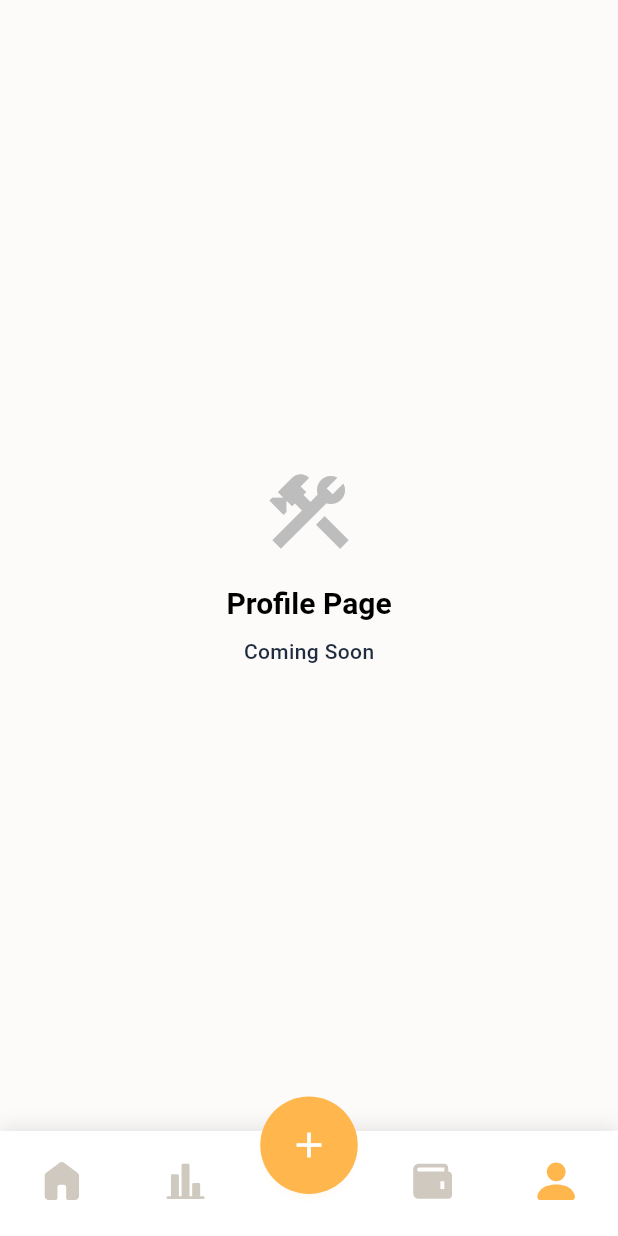
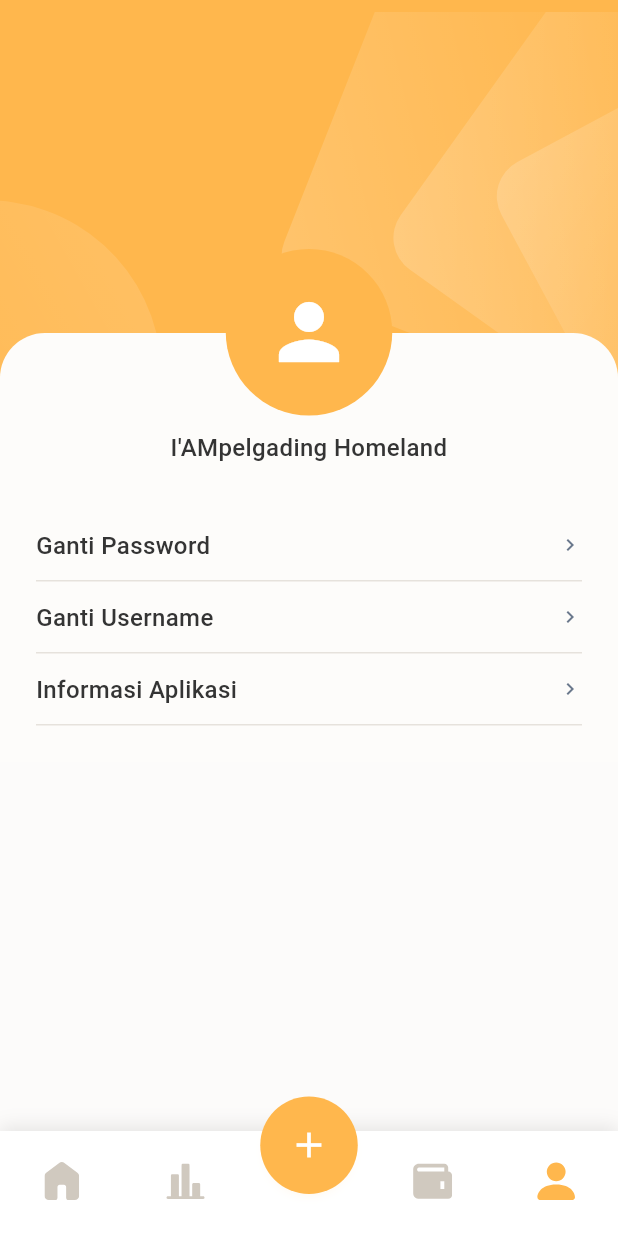
Before and after one commit to Dikaayyy/iampelgading-accountant, a Flutter app: the screen it shows after launch, item 5 of the bottom bar chosen, on a phone screen of 412 x 824 dp. Run offline on Flutter 3.47's test engine with Material 3 defaults, Android fonts, the phone set to English and light mode, and no system bars; drawn by our look-alikes of persistent_bottom_nav_bar; our stand-ins replace flutter_svg; Roboto replaces fonts that are missing (Poppins).

Commit message:
feat(profile): slicing ui

```diff
--- a/lib/core/navigation/app_navigation.dart
+++ b/lib/core/navigation/app_navigation.dart
@@ -2,6 +2,7 @@ import 'package:flutter/material.dart';
 import 'package:iampelgading/core/navigation/custom_bottom_navbar.dart';
 import 'package:iampelgading/features/dashboard/presentation/pages/dashboard_page.dart';
 import 'package:iampelgading/features/financial_records/presentation/pages/financial_records_page.dart';
+import 'package:iampelgading/features/profile/presentation/pages/profile_page.dart';
 
 class AppNavigation extends StatefulWidget {
   const AppNavigation({super.key});
@@ -19,7 +20,7 @@ class _AppNavigationState extends State<AppNavigation> {
         const FinancialRecordsPage(),
         const _PlaceholderPage(title: 'Add Transaction'),
         const _PlaceholderPage(title: 'Wallet'),
-        const _PlaceholderPage(title: 'Profile'),
+        const ProfilePage(),
       ],
     );
   }
--- a/lib/core/navigation/main_navigation.dart
+++ b/lib/core/navigation/main_navigation.dart
@@ -4,6 +4,7 @@ import 'package:iampelgading/core/colors/app_colors.dart';
 import 'package:iampelgading/core/navigation/navigation_service.dart';
 import 'package:iampelgading/features/dashboard/presentation/pages/dashboard_page.dart';
 import 'package:iampelgading/features/financial_records/presentation/pages/financial_records_page.dart';
+import 'package:iampelgading/features/profile/presentation/pages/profile_page.dart';
 
 class MainNavigation extends StatelessWidget {
   const MainNavigation({super.key});
@@ -45,7 +46,7 @@ class MainNavigation extends StatelessWidget {
       const FinancialRecordsPage(),
       const _AddTransactionPage(),
       const _WalletPage(),
-      const _ProfilePage(),
+      const ProfilePage(), // Replace _ProfilePage with ProfilePage
     ];
   }
 
@@ -131,21 +132,3 @@ class _WalletPage extends StatelessWidget {
     );
   }
 }
-
-class _ProfilePage extends StatelessWidget {
-  const _ProfilePage();
-
-  @override
-  Widget build(BuildContext context) {
-    return Scaffold(
-      appBar: AppBar(
-        title: const Text('Profile'),
-        backgroundColor: AppColors.base,
-        foregroundColor: Colors.white,
-      ),
-      body: const Center(
-        child: Text('Halaman Profile', style: TextStyle(fontSize: 18)),
-      ),
-    );
-  }
-}
--- /dev/null
+++ b/lib/features/profile/presentation/pages/profile_page.dart
@@ -0,0 +1,109 @@
+import 'package:flutter/material.dart';
+import 'package:provider/provider.dart';
+import 'package:iampelgading/features/profile/presentation/providers/profile_provider.dart';
+import 'package:iampelgading/features/profile/presentation/widgets/profile_header.dart';
+import 'package:iampelgading/features/profile/presentation/widgets/profile_menu_section.dart';
+import 'package:iampelgading/core/theme/app_text_styles.dart';
+
+class ProfilePage extends StatelessWidget {
+  const ProfilePage({super.key});
+
+  @override
+  Widget build(BuildContext context) {
+    return ChangeNotifierProvider(
+      create: (_) => ProfileProvider(),
+      child: const ProfileView(),
+    );
+  }
+}
+
+class ProfileView extends StatefulWidget {
+  const ProfileView({super.key});
+
+  @override
+  State<ProfileView> createState() => _ProfileViewState();
+}
+
+class _ProfileViewState extends State<ProfileView> {
+  @override
+  Widget build(BuildContext context) {
+    final screenWidth = MediaQuery.of(context).size.width;
+
+    return Scaffold(
+      backgroundColor: const Color(0xFFFCFBFA),
+      body: Consumer<ProfileProvider>(
+        builder: (context, provider, child) {
+          return RefreshIndicator(
+            onRefresh: provider.refreshProfile,
+            child: SingleChildScrollView(
+              physics: const AlwaysScrollableScrollPhysics(),
+              child: SizedBox(
+                width: double.infinity,
+                height: 890,
+                child: Stack(
+                  children: [
+                    ProfileHeader(screenWidth: screenWidth),
+
+                    Positioned(
+                      left: 0,
+                      top: 222,
+                      child: SizedBox(
+                        width: screenWidth,
+                        child: ProfileMenuSection(
+                          onChangePassword: provider.onChangePassword,
+                          onChangeUsername: provider.onChangeUsername,
+                          onAppInfo: provider.onAppInfo,
+                        ),
+                      ),
+                    ),
+
+                    Positioned.fill(
+                      child: Align(
+                        alignment: Alignment.topCenter,
+                        child: Container(
+                          margin: const EdgeInsets.only(top: 166),
+                          child: Column(
+                            mainAxisSize: MainAxisSize.min,
+                            children: [
+                              Container(
+                                width: 111,
+                                height: 111,
+                                decoration: const ShapeDecoration(
+                                  color: Color(0xFFFFB74D),
+                                  shape: OvalBorder(),
+                                ),
+                                child: const Icon(
+                                  Icons.person,
+                                  size: 60,
+                                  color: Colors.white,
+                                ),
+                              ),
+                              const SizedBox(height: 10),
+                              Text(
+                                provider.userName,
+                                style: AppTextStyles.h4.copyWith(
+                                  color: const Color(0xFF343434),
+                                  fontWeight: FontWeight.w500,
+                                ),
+                                textAlign: TextAlign.center,
+                              ),
+                            ],
+                          ),
+                        ),
+                      ),
+                    ),
+
+                    if (provider.isLoading)
+                      const Positioned.fill(
+                        child: Center(child: CircularProgressIndicator()),
+                      ),
+                  ],
+                ),
+              ),
+            ),
+          );
+        },
+      ),
+    );
+  }
+}
--- /dev/null
+++ b/lib/features/profile/presentation/providers/profile_provider.dart
@@ -0,0 +1,43 @@
+import 'package:flutter/material.dart';
+
+class ProfileProvider with ChangeNotifier {
+  bool _isLoading = false;
+  String _userName = 'I\'AMpelgading Homeland';
+  String _profileImageUrl = 'https://placehold.co/111x111';
+
+  bool get isLoading => _isLoading;
+  String get userName => _userName;
+  String get profileImageUrl => _profileImageUrl;
+
+  void updateUserName(String newName) {
+    _userName = newName;
+    notifyListeners();
+  }
+
+  void updateProfileImage(String newImageUrl) {
+    _profileImageUrl = newImageUrl;
+    notifyListeners();
+  }
+
+  Future<void> refreshProfile() async {
+    _isLoading = true;
+    notifyListeners();
+
+    await Future.delayed(const Duration(seconds: 1));
+
+    _isLoading = false;
+    notifyListeners();
+  }
+
+  void onChangePassword() {
+    print('Change password tapped');
+  }
+
+  void onChangeUsername() {
+    print('Change username tapped');
+  }
+
+  void onAppInfo() {
+    print('App info tapped');
+  }
+}
--- /dev/null
+++ b/lib/features/profile/presentation/widgets/profile_header.dart
@@ -0,0 +1,55 @@
+import 'package:flutter/material.dart';
+import 'package:iampelgading/features/dashboard/presentation/widgets/dashboard_header_background.dart';
+
+class ProfileHeader extends StatelessWidget {
+  final double screenWidth;
+
+  const ProfileHeader({super.key, required this.screenWidth});
+
+  @override
+  Widget build(BuildContext context) {
+    return SizedBox(
+      height: 278,
+      child: Stack(
+        children: [
+          Positioned(
+            left: 0,
+            top: 0,
+            child: Container(
+              width: screenWidth,
+              height: 278,
+              decoration: const ShapeDecoration(
+                color: Color(0xFFFFB74D),
+                shape: RoundedRectangleBorder(
+                  borderRadius: BorderRadius.only(
+                    bottomLeft: Radius.circular(30),
+                    bottomRight: Radius.circular(30),
+                  ),
+                ),
+              ),
+            ),
+          ),
+
+          Positioned(
+            left: 0,
+            top: 8,
+            child: ClipRRect(
+              borderRadius: const BorderRadius.only(
+                bottomLeft: Radius.circular(30),
+                bottomRight: Radius.circular(30),
+              ),
+              child: SizedBox(
+                width: screenWidth,
+                height: 278,
+                child: const DashboardHeaderBackground(
+                  height: 278,
+                  child: SizedBox.shrink(),
+                ),
+              ),
+            ),
+          ),
+        ],
+      ),
+    );
+  }
+}
--- /dev/null
+++ b/lib/features/profile/presentation/widgets/profile_menu_item.dart
@@ -0,0 +1,55 @@
+import 'package:flutter/material.dart';
+import 'package:iampelgading/core/colors/app_colors.dart';
+import 'package:iampelgading/core/theme/app_text_styles.dart';
+
+class ProfileMenuItem extends StatelessWidget {
+  final String title;
+  final IconData? icon;
+  final VoidCallback? onTap;
+
+  const ProfileMenuItem({
+    super.key,
+    required this.title,
+    this.icon,
+    this.onTap,
+  });
+
+  @override
+  Widget build(BuildContext context) {
+    return SizedBox(
+      width: double.infinity,
+      height: 36,
+      child: Material(
+        color: Colors.transparent,
+        child: InkWell(
+          onTap: onTap,
+          child: Column(
+            crossAxisAlignment: CrossAxisAlignment.start,
+            children: [
+              Row(
+                mainAxisAlignment: MainAxisAlignment.spaceBetween,
+                children: [
+                  Text(
+                    title,
+                    style: AppTextStyles.h4.copyWith(
+                      color: AppColors.neutral[200],
+                      fontWeight: FontWeight.w500,
+                    ),
+                  ),
+                  if (icon != null)
+                    Icon(icon, size: 16, color: AppColors.neutral[300]),
+                ],
+              ),
+              const SizedBox(height: 12),
+              Container(
+                width: double.infinity,
+                height: 0.5,
+                decoration: BoxDecoration(color: AppColors.neutral[100]),
+              ),
+            ],
+          ),
+        ),
+      ),
+    );
+  }
+}
--- /dev/null
+++ b/lib/features/profile/presentation/widgets/profile_menu_section.dart
@@ -0,0 +1,57 @@
+import 'package:flutter/material.dart';
+import 'package:iampelgading/features/profile/presentation/widgets/profile_menu_item.dart';
+
+class ProfileMenuSection extends StatelessWidget {
+  final VoidCallback? onChangePassword;
+  final VoidCallback? onChangeUsername;
+  final VoidCallback? onAppInfo;
+
+  const ProfileMenuSection({
+    super.key,
+    this.onChangePassword,
+    this.onChangeUsername,
+    this.onAppInfo,
+  });
+
+  @override
+  Widget build(BuildContext context) {
+    return Container(
+      width: double.infinity,
+      padding: const EdgeInsets.only(top: 130, left: 24, right: 24, bottom: 24),
+      clipBehavior: Clip.antiAlias,
+      decoration: const ShapeDecoration(
+        color: Color(0xFFFDFCFA),
+        shape: RoundedRectangleBorder(
+          borderRadius: BorderRadius.only(
+            topLeft: Radius.circular(30),
+            topRight: Radius.circular(30),
+          ),
+        ),
+      ),
+      child: Column(
+        mainAxisSize: MainAxisSize.min,
+        mainAxisAlignment: MainAxisAlignment.start,
+        crossAxisAlignment: CrossAxisAlignment.start,
+        children: [
+          ProfileMenuItem(
+            title: 'Ganti Password',
+            icon: Icons.chevron_right,
+            onTap: onChangePassword,
+          ),
+          const SizedBox(height: 12),
+          ProfileMenuItem(
+            title: 'Ganti Username',
+            icon: Icons.chevron_right,
+            onTap: onChangeUsername,
+          ),
+          const SizedBox(height: 12),
+          ProfileMenuItem(
+            title: 'Informasi Aplikasi',
+            icon: Icons.chevron_right,
+            onTap: onAppInfo,
+          ),
+        ],
+      ),
+    );
+  }
+}
```
